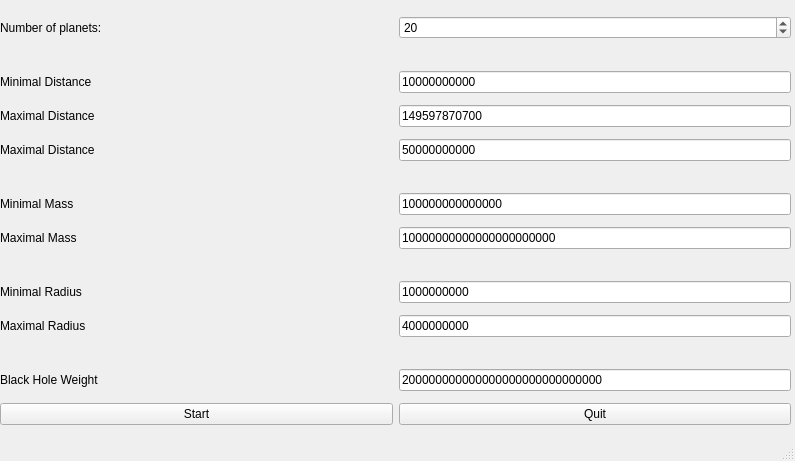
lieberlois/prog3, file simulation_gui.ui: the form before one commit.
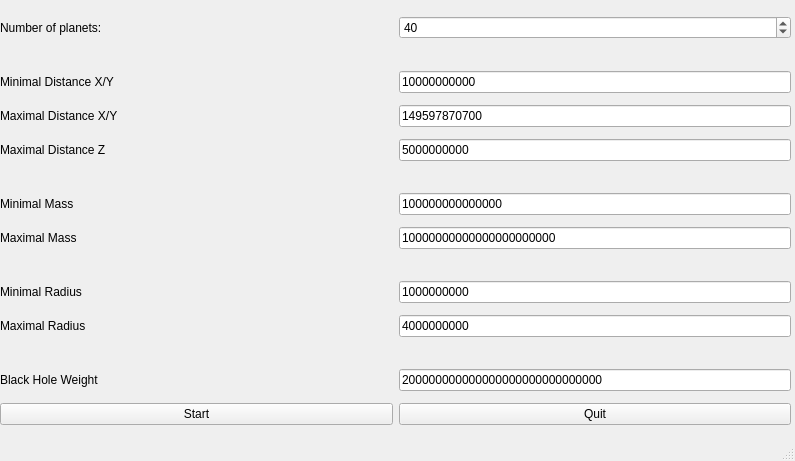
The form after the commit.

Commit message: Fixed a bug where Planets could go out of the simulation

```diff
--- a/simulation_gui.ui
+++ b/simulation_gui.ui
@@ -49,7 +49,7 @@
         <number>9999</number>
        </property>
        <property name="value">
-        <number>20</number>
+        <number>40</number>
        </property>
       </widget>
      </item>
@@ -90,7 +90,7 @@
      <item row="2" column="0">
       <widget class="QLabel" name="minDistanceLabel">
        <property name="text">
-        <string>Minimal Distance</string>
+        <string>Minimal Distance X/Y</string>
        </property>
       </widget>
      </item>
@@ -131,7 +131,7 @@
      <item row="3" column="0">
       <widget class="QLabel" name="maxDistanceLabel">
        <property name="text">
-        <string>Maximal Distance</string>
+        <string>Maximal Distance X/Y</string>
        </property>
       </widget>
      </item>
@@ -266,14 +266,14 @@
      <item row="5" column="0">
       <widget class="QLabel" name="maxDistanceZLabel">
        <property name="text">
-        <string>Maximal Distance</string>
+        <string>Maximal Distance Z</string>
        </property>
       </widget>
      </item>
      <item row="5" column="1">
       <widget class="QLineEdit" name="maxDistanceZValue">
        <property name="text">
-        <string>50000000000</string>
+        <string>5000000000</string>
        </property>
       </widget>
      </item>
```
The commit also changes 1 other file.
